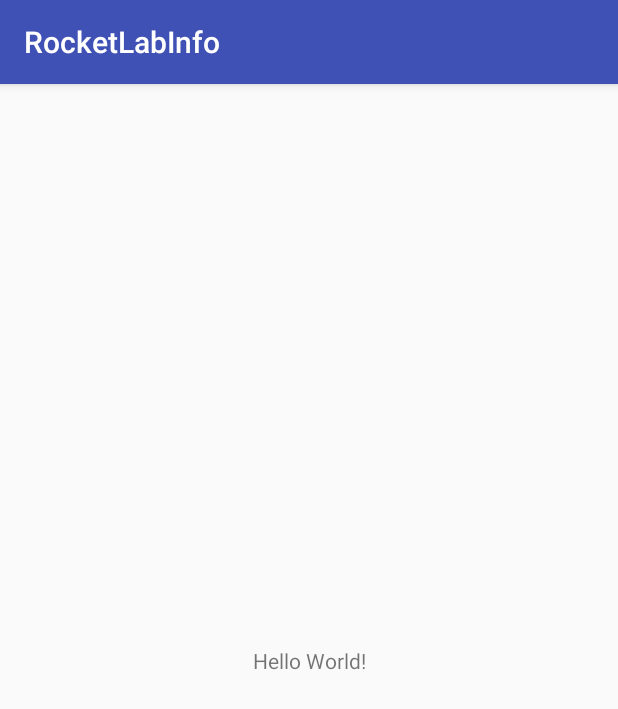
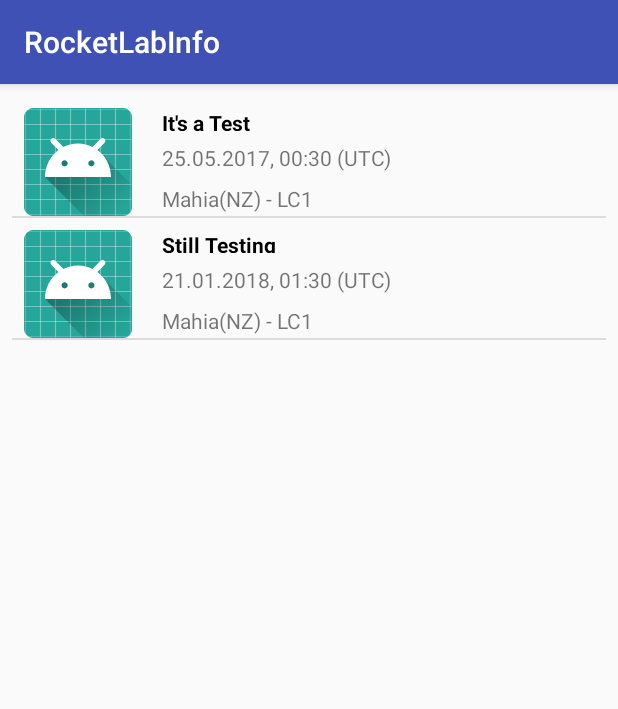
Before and after one commit to moritz31/rocketlabapp, an Android app: the screen it shows after launch (MainActivity), on a phone screen of 412 x 824 dp. Shown: the top 709 px of the screen. Run offline under Robolectric (Android 15) with nearby library versions, the phone set to English and light mode, and no system bars.

Commit message:
Added first listview work

```diff
--- /dev/null
+++ b/app/src/main/java/de/darmotek/rocketlabinfo/Adapter/LaunchViewAdapter.kt
@@ -0,0 +1,78 @@
+package de.darmotek.rocketlabinfo.Adapter
+
+import android.app.Activity
+import android.content.Context
+import android.util.Log
+import android.view.LayoutInflater
+import android.view.View
+import android.view.ViewGroup
+import android.widget.BaseAdapter
+import android.widget.TextView
+import de.darmotek.rocketlabinfo.LaunchData
+import de.darmotek.rocketlabinfo.R
+import java.text.DateFormat
+import java.text.SimpleDateFormat
+import java.time.LocalDate
+import java.time.format.DateTimeFormatter
+import java.util.*
+
+/**
+ * Created by moritz on 23.01.18.
+ */
+
+class LaunchViewAdapter(private var activity: Activity, private var items: List<LaunchData>): BaseAdapter() {
+
+    private class ViewHolder(row: View?) {
+        var missionName: TextView? = null
+        var missionDate: TextView? = null
+        var missionLocation: TextView? = null
+
+        init {
+            this.missionName = row?.findViewById<TextView>(R.id.name)
+            this.missionDate = row?.findViewById<TextView>(R.id.datetime)
+            this.missionLocation = row?.findViewById<TextView>(R.id.location)
+        }
+    }
+
+    override fun getView(position: Int, convertView: View?, parent: ViewGroup): View {
+        val view: View?
+        val viewHolder: ViewHolder
+        if (convertView == null) {
+            val inflater = activity?.getSystemService(Context.LAYOUT_INFLATER_SERVICE) as LayoutInflater
+            view = inflater.inflate(R.layout.launch_item, null)
+            viewHolder = ViewHolder(view)
+            view?.tag = viewHolder
+        } else {
+            view = convertView
+            viewHolder = view.tag as ViewHolder
+        }
+
+        var launch = items[position]
+        viewHolder.missionName?.text = launch.name
+
+        val simpleDateFormat = SimpleDateFormat("dd.MM.yyyy HH:mm")
+        Log.d("SimpleDate",simpleDateFormat.toString())
+        simpleDateFormat.setTimeZone(TimeZone.getTimeZone("UTC"))
+        Log.d("SimpleDate",simpleDateFormat.toString())
+        val myDate = simpleDateFormat.parse(launch.datetime)
+        val formatter = SimpleDateFormat("dd.MM.yyyy, HH:mm (z)")
+        val formattedDate = formatter.format(myDate)
+        Log.d("SimpleDate",formattedDate.toString())
+        viewHolder.missionDate?.text = formattedDate.toString()
+        viewHolder.missionLocation?.text = launch.location
+
+        return view as View
+    }
+
+    override fun getItem(i: Int): LaunchData {
+        return items[i]
+    }
+
+    override fun getItemId(i: Int): Long {
+        return i.toLong()
+    }
+
+    override fun getCount(): Int {
+        return items.size
+    }
+}
--- /dev/null
+++ b/app/src/main/java/de/darmotek/rocketlabinfo/LaunchData.kt
@@ -0,0 +1,7 @@
+package de.darmotek.rocketlabinfo
+
+/**
+ * Created by moritz on 23.01.18.
+ */
+
+data class LaunchData(val name: String, val datetime: String, val location: String)
--- a/app/src/main/java/de/darmotek/rocketlabinfo/MainActivity.kt
+++ b/app/src/main/java/de/darmotek/rocketlabinfo/MainActivity.kt
@@ -2,11 +2,23 @@ package de.darmotek.rocketlabinfo
 
 import android.support.v7.app.AppCompatActivity
 import android.os.Bundle
+import de.darmotek.rocketlabinfo.Adapter.LaunchViewAdapter
+import kotlinx.android.synthetic.main.activity_main.*
 
 class MainActivity : AppCompatActivity() {
 
     override fun onCreate(savedInstanceState: Bundle?) {
         super.onCreate(savedInstanceState)
         setContentView(R.layout.activity_main)
+
+        val launch1: LaunchData = LaunchData("It's a Test", "25.5.2017 0:30", "Mahia(NZ) - LC1");
+        val launch2: LaunchData = LaunchData("Still Testing","21.1.2018 1:30","Mahia(NZ) - LC1");
+        val launches = listOf(launch1,launch2);
+        print(launches);
+
+        val adapter = LaunchViewAdapter(this, launches)
+
+        container?.adapter = adapter;
+        adapter?.notifyDataSetChanged()
     }
 }
--- a/app/src/main/res/layout/activity_main.xml
+++ b/app/src/main/res/layout/activity_main.xml
@@ -6,13 +6,18 @@
     android:layout_height="match_parent"
     tools:context="de.darmotek.rocketlabinfo.MainActivity">
 
-    <TextView
-        android:layout_width="wrap_content"
-        android:layout_height="wrap_content"
-        android:text="Hello World!"
+    <ListView
+        android:id="@+id/container"
+        android:layout_width="match_parent"
+        android:layout_height="match_parent"
+        android:layout_margin="8dp"
+        android:layout_marginBottom="8dp"
+        android:layout_marginEnd="8dp"
+        android:layout_marginStart="8dp"
+        android:layout_marginTop="8dp"
         app:layout_constraintBottom_toBottomOf="parent"
-        app:layout_constraintLeft_toLeftOf="parent"
-        app:layout_constraintRight_toRightOf="parent"
+        app:layout_constraintEnd_toEndOf="parent"
+        app:layout_constraintStart_toStartOf="parent"
         app:layout_constraintTop_toTopOf="parent" />
 
 </android.support.constraint.ConstraintLayout>
--- /dev/null
+++ b/app/src/main/res/layout/launch_item.xml
@@ -0,0 +1,51 @@
+<?xml version="1.0" encoding="utf-8"?>
+<android.support.constraint.ConstraintLayout xmlns:android="http://schemas.android.com/apk/res/android"
+    xmlns:app="http://schemas.android.com/apk/res-auto"
+    xmlns:tools="http://schemas.android.com/tools"
+    android:id="@+id/launch_item_view"
+    android:layout_width="match_parent"
+    android:layout_height="match_parent">
+
+    <TextView
+        android:id="@+id/name"
+        android:layout_width="wrap_content"
+        android:layout_height="15dp"
+        android:layout_marginStart="20dp"
+        android:layout_weight="1"
+        android:text="TextView"
+        android:textColor="#000000"
+        android:textStyle="bold"
+        app:layout_constraintStart_toEndOf="@+id/imageView"
+        app:layout_constraintTop_toTopOf="@+id/imageView" />
+
+    <TextView
+        android:id="@+id/datetime"
+        android:layout_width="wrap_content"
+        android:layout_height="19dp"
+        android:layout_marginStart="20dp"
+        android:layout_marginTop="8dp"
+        android:layout_weight="1"
+        android:text="TextView"
+        app:layout_constraintStart_toEndOf="@+id/imageView"
+        app:layout_constraintTop_toBottomOf="@+id/name" />
+
+    <TextView
+        android:id="@+id/location"
+        android:layout_width="wrap_content"
+        android:layout_height="wrap_content"
+        android:layout_marginTop="8dp"
+        android:layout_weight="1"
+        android:text="TextView"
+        app:layout_constraintStart_toStartOf="@+id/datetime"
+        app:layout_constraintTop_toBottomOf="@+id/datetime" />
+
+    <ImageView
+        android:id="@+id/imageView"
+        android:layout_width="wrap_content"
+        android:layout_height="wrap_content"
+        android:layout_marginStart="8dp"
+        android:layout_marginTop="8dp"
+        app:layout_constraintStart_toStartOf="parent"
+        app:layout_constraintTop_toTopOf="parent"
+        app:srcCompat="@mipmap/ic_launcher_round" />
+</android.support.constraint.ConstraintLayout>
```
